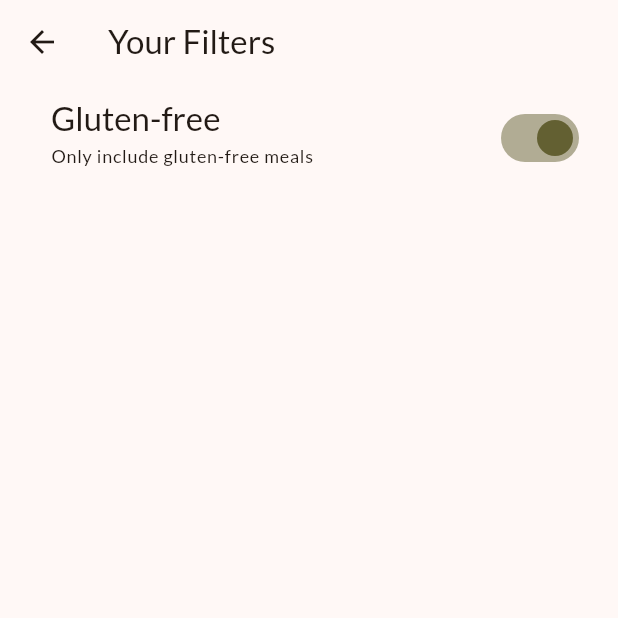
After one commit to yashraj9922/meals_app, a Flutter app: the FiltersScreen screen opened directly, after a tap on "Gluten-free", on a phone screen of 412 x 824 dp, the top half of it. The commit adds this screen. Run offline on Flutter 3.47's test engine with Material 2 defaults, Android fonts, the phone set to English and light mode, and no system bars; our stand-ins replace google_fonts, transparent_image.

Commit message:
filters screen added

```diff
--- /dev/null
+++ b/lib/screen/filters.dart
@@ -0,0 +1,59 @@
+import 'package:flutter/material.dart';
+import 'package:meals_app/screen/tabs.dart';
+import 'package:meals_app/widgets/main_drawer.dart';
+
+class FiltersScreen extends StatefulWidget {
+  const FiltersScreen({super.key});
+
+  @override
+  State<FiltersScreen> createState() {
+    return _FilterScreenState();
+  }
+}
+
+class _FilterScreenState extends State<FiltersScreen> {
+  var _glutenFreeFilterSet = false;
+
+  @override
+  Widget build(BuildContext context) {
+    return Scaffold(
+      appBar: AppBar(
+        title: const Text("Your Filters"),
+      ),
+      // drawer: MainDrawer(onSelectScreen: (identifier) {
+      //   Navigator.of(context).pop();
+      //   if (identifier == 'meals') {
+      //     Navigator.of(context).push(
+      //       MaterialPageRoute(
+      //         builder: (context) => const TabsScreen(),
+      //       ),
+      //     );
+      //   }
+      // }),
+      body: Column(children: [
+        SwitchListTile(
+          value: _glutenFreeFilterSet,
+          onChanged: (isChecked) {
+            setState(() {
+              _glutenFreeFilterSet = isChecked;
+            });
+          },
+          title: Text(
+            "Gluten-free",
+            style: Theme.of(context).textTheme.titleLarge!.copyWith(
+                  color: Theme.of(context).colorScheme.onBackground,
+                ),
+          ),
+          subtitle: Text(
+            "Only include gluten-free meals",
+            style: Theme.of(context).textTheme.labelMedium!.copyWith(
+                  color: Theme.of(context).colorScheme.onBackground,
+                ),
+          ),
+          activeColor: Theme.of(context).colorScheme.tertiary,
+          contentPadding: const EdgeInsets.only(left: 34, right: 22),
+        ),
+      ]),
+    );
+  }
+}
```
Also changed, not shown: lib/screen/tabs.dart (+36 -1 lines), lib/widgets/main_drawer.dart (+9 -3 lines).
